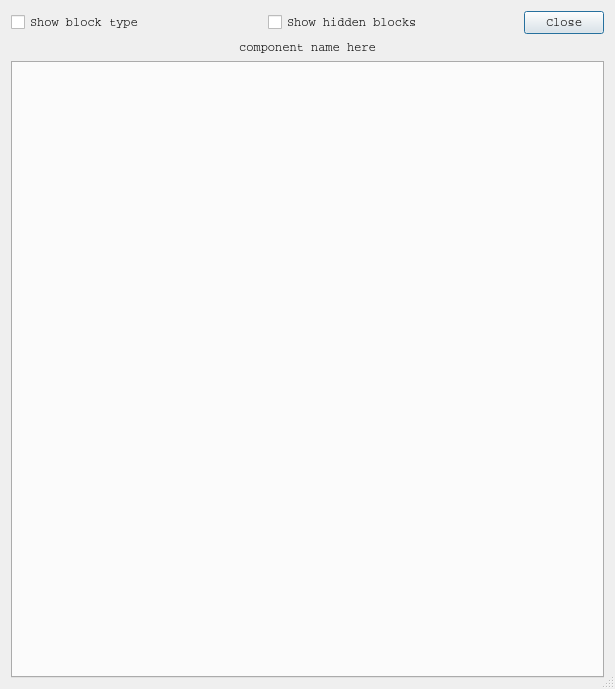
Before: the Qt Designer form umbrello/dialogs/codeviewerdialogbase.ui in KDE/umbrello, drawn with Qt 5.
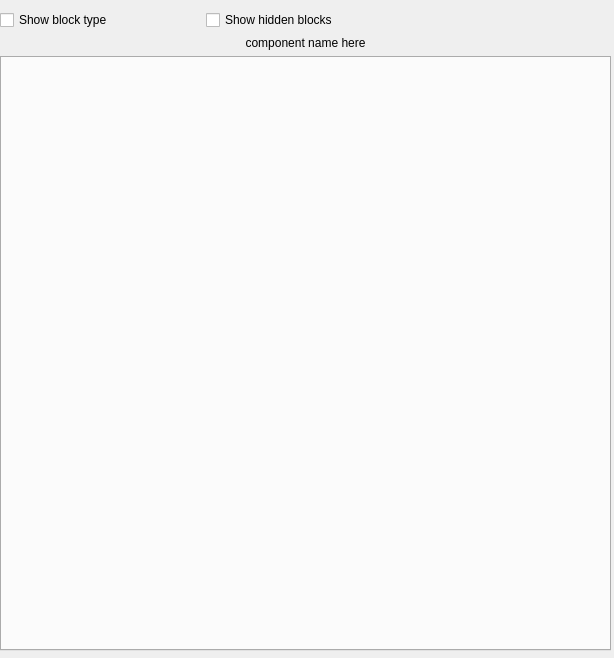
After: the same form once the commit is applied.

Commit message: Krazy code checker: porting from QDialog to KDialog.

```diff
--- a/umbrello/dialogs/codeviewerdialogbase.ui
+++ b/umbrello/dialogs/codeviewerdialogbase.ui
@@ -1,27 +1,28 @@
 <ui version="4.0" >
  <class>CodeViewerDialogBase</class>
- <widget class="QDialog" name="CodeViewerDialogBase" >
+ <widget class="QWidget" name="CodeViewerDialogBase" >
   <property name="geometry" >
    <rect>
     <x>0</x>
     <y>0</y>
-    <width>615</width>
-    <height>689</height>
+    <width>614</width>
+    <height>658</height>
    </rect>
   </property>
-  <property name="font" >
-   <font>
-    <family>Courier</family>
-   </font>
-  </property>
   <property name="windowTitle" >
    <string>Code Viewer</string>
   </property>
-  <property name="sizeGripEnabled" >
-   <bool>true</bool>
-  </property>
-  <layout class="QGridLayout" >
-   <item row="0" column="0" >
+  <widget class="QWidget" name="verticalLayout" >
+   <property name="geometry" >
+    <rect>
+     <x>0</x>
+     <y>10</y>
+     <width>611</width>
+     <height>641</height>
+    </rect>
+   </property>
+   <layout class="QVBoxLayout" >
+    <item>
     <layout class="QGridLayout" >
      <item row="0" column="1" >
       <widget class="QCheckBox" name="m_showHiddenCodeCB" >
@@ -49,19 +50,6 @@
        </property>
       </widget>
      </item>
-     <item row="0" column="2" >
-      <widget class="QPushButton" name="m_exitButton" >
-       <property name="sizePolicy" >
-        <sizepolicy vsizetype="Fixed" hsizetype="Fixed" >
-         <horstretch>0</horstretch>
-         <verstretch>0</verstretch>
-        </sizepolicy>
-       </property>
-       <property name="text" >
-        <string>Close</string>
-       </property>
-      </widget>
-     </item>
      <item row="0" column="0" >
       <widget class="QCheckBox" name="m_highlightCheckBox" >
        <property name="text" >
@@ -74,13 +62,12 @@
      </item>
     </layout>
    </item>
-   <item row="1" column="0" >
+    <item>
     <widget class="QTabWidget" name="m_tabWidget" />
    </item>
   </layout>
  </widget>
- <layoutdefault spacing="6" margin="11" />
- <pixmapfunction>qPixmapFromMimeSource</pixmapfunction>
+ </widget>
  <resources/>
  <connections>
   <connection>
```
Left out of the diff: 21 changed lines with no effect on the pictures. Lines whose indentation alone changed are shown as unchanged. The commit also changes 2 other files.
